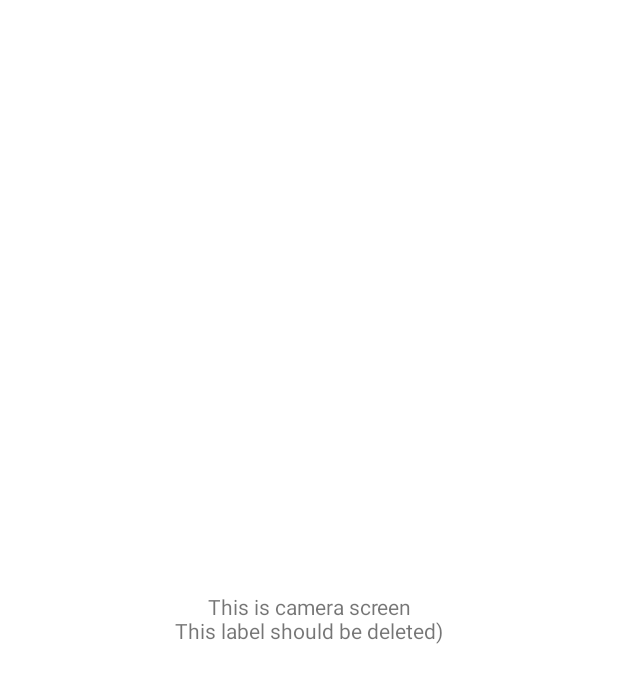
After one commit to elli0tt/hackaton, an Android app: the CameraFragment screen opened through its navigation route, on a phone screen of 412 x 824 dp. The commit adds this screen. Shown: the top 683 px of the screen. Run offline under Robolectric (Android 15) with nearby library versions, the phone set to English and light mode, and no system bars.

Commit message:
Added Add Note screen, Camera screen

```diff
--- /dev/null
+++ b/android-client/Hackaton/app/src/main/java/com/example/hackatonapp/presentation/screen/add_note/AddNoteFragment.kt
@@ -0,0 +1,39 @@
+package com.example.hackatonapp.presentation.screen.add_note
+
+import android.os.Bundle
+import android.view.View
+import androidx.fragment.app.Fragment
+import androidx.fragment.app.viewModels
+import androidx.navigation.fragment.findNavController
+import com.example.hackatonapp.R
+import com.example.hackatonapp.databinding.FragmentAddNoteBinding
+import com.example.hackatonapp.presentation.extensions.viewBinding
+
+class AddNoteFragment : Fragment(R.layout.fragment_add_note) {
+
+    private val binding by viewBinding(FragmentAddNoteBinding::bind)
+
+    private val viewModel: AddNoteViewModel by viewModels()
+
+    override fun onViewCreated(view: View, savedInstanceState: Bundle?) {
+        super.onViewCreated(view, savedInstanceState)
+
+        initViews()
+        setListeners()
+        subscribeToViewModel()
+    }
+
+    private fun initViews() {
+
+    }
+
+    private fun setListeners() {
+        binding.openCameraButton.setOnClickListener {
+            findNavController().navigate(R.id.navigateToCameraFragment)
+        }
+    }
+
+    private fun subscribeToViewModel() {
+
+    }
+}
--- /dev/null
+++ b/android-client/Hackaton/app/src/main/java/com/example/hackatonapp/presentation/screen/camera/CameraFragment.kt
@@ -0,0 +1,21 @@
+package com.example.hackatonapp.presentation.screen.camera
+
+import android.os.Bundle
+import android.view.View
+import androidx.fragment.app.Fragment
+import androidx.fragment.app.viewModels
+import com.example.hackatonapp.R
+import com.example.hackatonapp.databinding.FragmentCameraBinding
+import com.example.hackatonapp.presentation.extensions.viewBinding
+
+class CameraFragment : Fragment(R.layout.fragment_camera) {
+
+    private val binding by viewBinding(FragmentCameraBinding::bind)
+
+    private val viewModel: CameraViewModel by viewModels()
+
+    override fun onViewCreated(view: View, savedInstanceState: Bundle?) {
+        super.onViewCreated(view, savedInstanceState)
+
+    }
+}
--- /dev/null
+++ b/android-client/Hackaton/app/src/main/res/layout/fragment_camera.xml
@@ -0,0 +1,17 @@
+<?xml version="1.0" encoding="utf-8"?>
+<androidx.constraintlayout.widget.ConstraintLayout xmlns:android="http://schemas.android.com/apk/res/android"
+    xmlns:app="http://schemas.android.com/apk/res-auto"
+    android:layout_width="match_parent"
+    android:layout_height="match_parent">
+
+    <com.google.android.material.textview.MaterialTextView
+        android:layout_width="wrap_content"
+        android:layout_height="wrap_content"
+        android:gravity="center"
+        android:text="This is camera screen\nThis label should be deleted)"
+        app:layout_constraintBottom_toBottomOf="parent"
+        app:layout_constraintEnd_toEndOf="parent"
+        app:layout_constraintStart_toStartOf="parent"
+        app:layout_constraintTop_toTopOf="parent" />
+
+</androidx.constraintlayout.widget.ConstraintLayout>
--- a/android-client/Hackaton/app/src/main/res/navigation/app_nav_graph.xml
+++ b/android-client/Hackaton/app/src/main/res/navigation/app_nav_graph.xml
@@ -1,12 +1,33 @@
 <?xml version="1.0" encoding="utf-8"?>
 <navigation xmlns:android="http://schemas.android.com/apk/res/android"
     xmlns:app="http://schemas.android.com/apk/res-auto"
+    xmlns:tools="http://schemas.android.com/tools"
     android:id="@+id/app_nav_graph"
-    app:startDestination="@id/patientDataListFragment">
+    app:startDestination="@id/addNoteFragment">
 
     <fragment
         android:id="@+id/patientDataListFragment"
         android:name="com.example.hackatonapp.presentation.screen.data_list.PatientDataListFragment"
-        android:label="PatientDataListFragment" >
+        android:label="PatientDataListFragment"
+        tools:layout="@layout/fragment_patient_data_list" />
+
+    <fragment
+        android:id="@+id/addNoteFragment"
+        android:name="com.example.hackatonapp.presentation.screen.add_note.AddNoteFragment"
+        android:label="AddNoteFragment"
+        tools:layout="@layout/fragment_add_note">
+        <action
+            android:id="@+id/navigateToCameraFragment"
+            app:destination="@id/cameraFragment"
+            app:enterAnim="@anim/nav_default_enter_anim"
+            app:exitAnim="@anim/nav_default_exit_anim"
+            app:popEnterAnim="@anim/nav_default_pop_enter_anim"
+            app:popExitAnim="@anim/nav_default_pop_exit_anim" />
     </fragment>
+
+    <fragment
+        android:id="@+id/cameraFragment"
+        android:name="com.example.hackatonapp.presentation.screen.camera.CameraFragment"
+        android:label="CameraFragment"
+        tools:layout="@layout/fragment_camera" />
 </navigation>
--- a/android-client/Hackaton/app/src/main/res/values/dimens.xml
+++ b/android-client/Hackaton/app/src/main/res/values/dimens.xml
@@ -1,4 +1,5 @@
 <?xml version="1.0" encoding="utf-8"?>
 <resources>
     <dimen name="fab_margin">16dp</dimen>
+    <dimen name="add_note_margin_top">16dp</dimen>
 </resources>
```
Also changed, not shown: android-client/Hackaton/app/src/main/java/com/example/hackatonapp/presentation/screen/add_note/AddNoteViewModel.kt (added, +8 -0 lines), android-client/Hackaton/app/src/main/java/com/example/hackatonapp/presentation/screen/camera/CameraViewModel.kt (added, +7 -0 lines), android-client/Hackaton/app/src/main/res/layout/fragment_add_note.xml (added, +101 -0 lines), android-client/Hackaton/app/src/main/res/values/strings.xml (+14 -0 lines).
